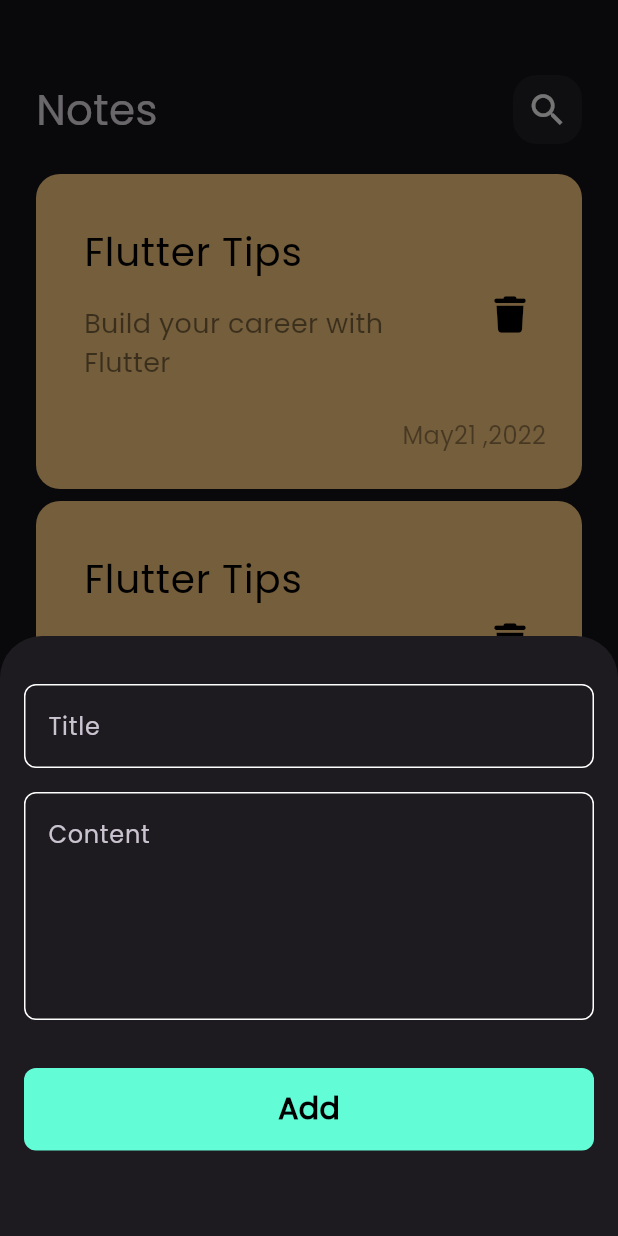
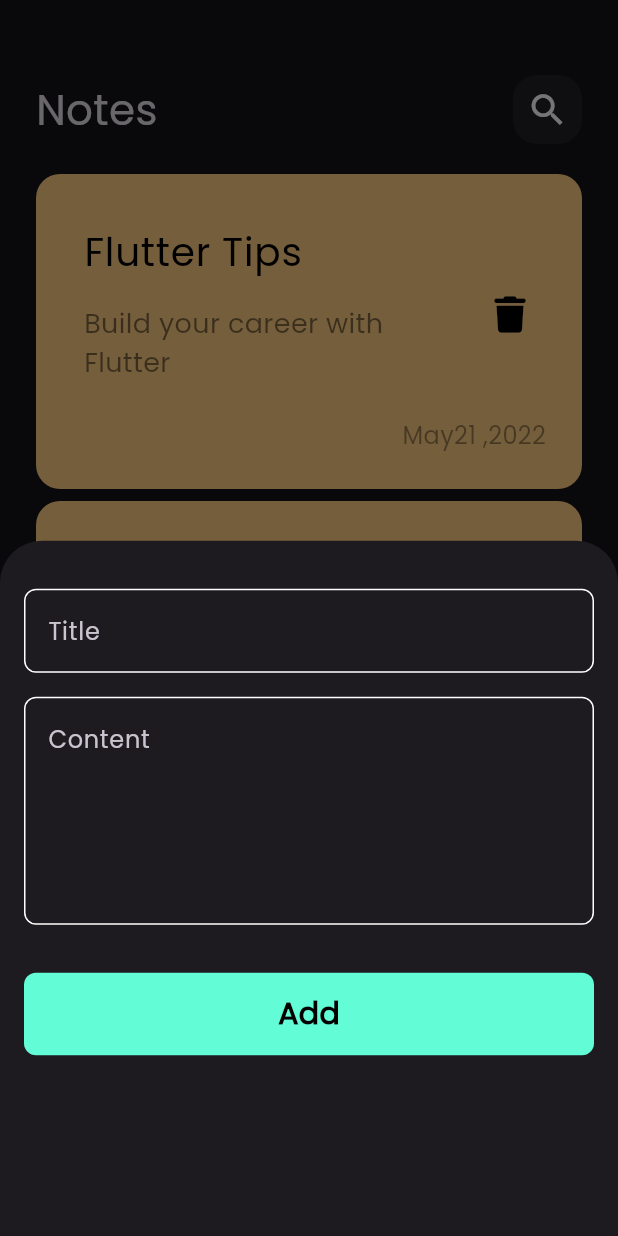
Before and after one commit to manar-mahmou/notes_app, a Flutter app: the screen it shows after launch, after a tap on the "add" icon, on a phone screen of 412 x 824 dp. Run offline on Flutter 3.47's test engine with Material 3 defaults, Android fonts, the phone set to English and light mode, and no system bars; our stand-ins replace font_awesome_flutter, hive, hive_flutter; accounts and stored records are empty.

```diff
--- a/lib/widgets/add_note_button_sheet.dart
+++ b/lib/widgets/add_note_button_sheet.dart
@@ -7,33 +7,66 @@ class AddNoteButtonSheet extends StatelessWidget {
 
   @override
   Widget build(BuildContext context) {
-    return Padding(
-      padding: const EdgeInsets.symmetric(horizontal: 16),
-      child: Container(
-        height: 400,
-        child: const SingleChildScrollView(
+    return const Padding(
+      padding: EdgeInsets.symmetric(horizontal: 16),
+      child: AddNoteForm(),
+    );
+  }
+}
+
+class AddNoteForm extends StatefulWidget {
+  const AddNoteForm({
+    super.key,
+  });
+
+  @override
+  State<AddNoteForm> createState() => _AddNoteFormState();
+}
+
+class _AddNoteFormState extends State<AddNoteForm> {
+  final GlobalKey<FormState> formKey = GlobalKey();
+  AutovalidateMode autovalidateMode = AutovalidateMode.disabled;
+  String? title, subtitle;
+  @override
+  Widget build(BuildContext context) {
+    return Form(
+      key: formKey,
+      autovalidateMode: autovalidateMode,
       child: Column(
         children: [
-              SizedBox(
+          const SizedBox(
             height: 32,
           ),
           CustomTextField(
+            onSaved: (value) {
+              title = value;
+            },
             hint: 'Title',
           ),
-              SizedBox(
+          const SizedBox(
             height: 16,
           ),
           CustomTextField(
+            onSaved: (value) {
+              subtitle = value;
+            },
             hint: 'Content',
             maxLines: 5,
           ),
-              SizedBox(
+          const SizedBox(
             height: 32,
           ),
-              CustomButton()
+          CustomButton(
+            onTap: () {
+              if (formKey.currentState!.validate()) {
+                formKey.currentState!.save();
+              } else {
+                autovalidateMode = AutovalidateMode.always;
+                setState(() {});
+              }
+            },
+          ),
         ],
-          ),
-        ),
       ),
     );
   }
--- a/lib/widgets/custom_button.dart
+++ b/lib/widgets/custom_button.dart
@@ -2,11 +2,13 @@ import 'package:flutter/material.dart';
 import 'package:note_app/constents_file.dart';
 
 class CustomButton extends StatelessWidget {
-  const CustomButton({super.key});
-
+  const CustomButton({super.key, this.onTap});
+final void Function()? onTap;
   @override
   Widget build(BuildContext context) {
-    return Container(
+    return GestureDetector(
+      onTap: onTap,
+      child: Container(
         width: MediaQuery.of(context).size.width,
         height: 55,
         decoration: BoxDecoration(
@@ -20,6 +22,7 @@ class CustomButton extends StatelessWidget {
                 color: Colors.black, fontSize: 20, fontWeight: FontWeight.bold),
           ),
         ),
+      ),
     );
   }
 }
--- a/lib/widgets/custom_text_field.dart
+++ b/lib/widgets/custom_text_field.dart
@@ -2,12 +2,20 @@ import 'package:flutter/material.dart';
 import 'package:note_app/constents_file.dart';
 
 class CustomTextField extends StatelessWidget {
-  const CustomTextField({super.key, required this.hint, this.maxLines = 1});
+  const CustomTextField({super.key, required this.hint, this.maxLines = 1, this.onSaved});
   final String hint;
   final int maxLines;
+  final void Function(String?)? onSaved;
   @override
   Widget build(BuildContext context) {
-    return TextField(
+    return TextFormField(
+      onSaved: onSaved,
+      validator: (value) {
+        if (value?.isEmpty ?? true) {
+          return 'Field is required ';
+        }
+        return null;
+      },
       cursorColor: kPrimaryColor,
       maxLines: maxLines,
       decoration: InputDecoration(
--- a/pubspec.yaml
+++ b/pubspec.yaml
@@ -30,7 +30,7 @@ environment:
 dependencies:
   flutter:
     sdk: flutter
-
+  path_provider: ^2.0.11
 
   # The following adds the Cupertino Icons font to your application.
   # Use with the CupertinoIcons class for iOS style icons.
```
Also changed, not shown: pubspec.lock. Lines whose indentation alone changed are shown as unchanged.
